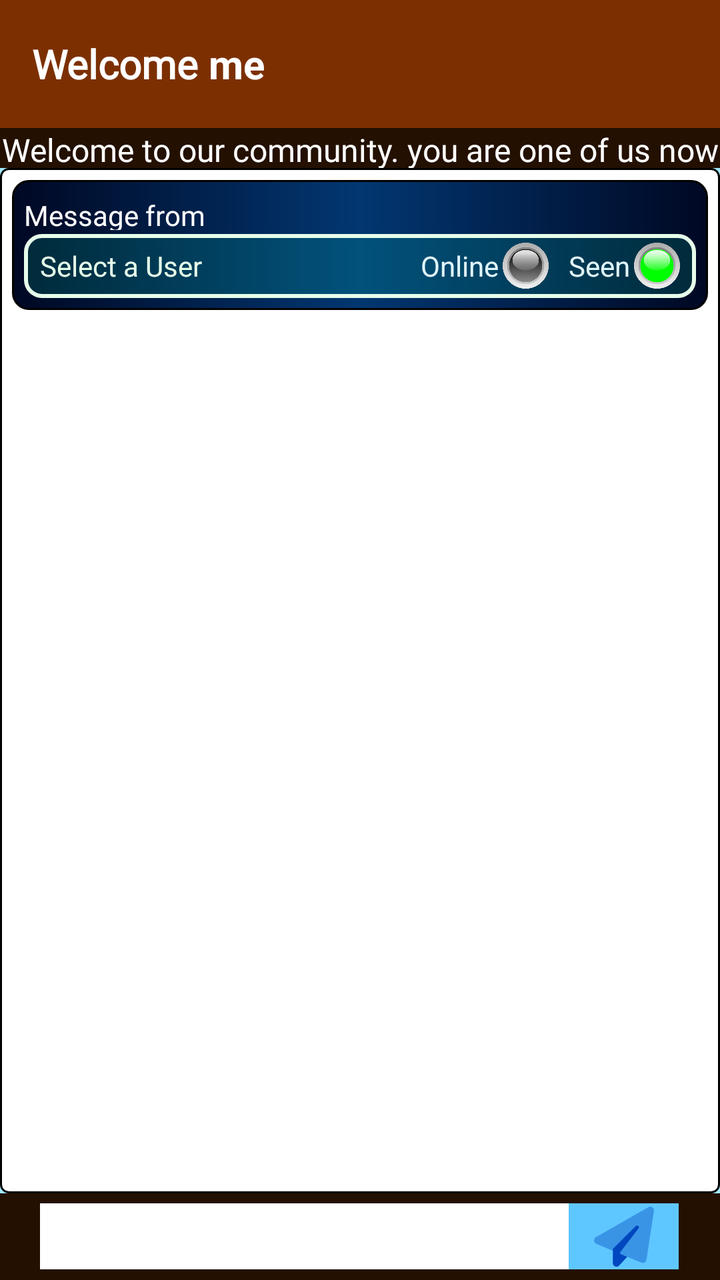
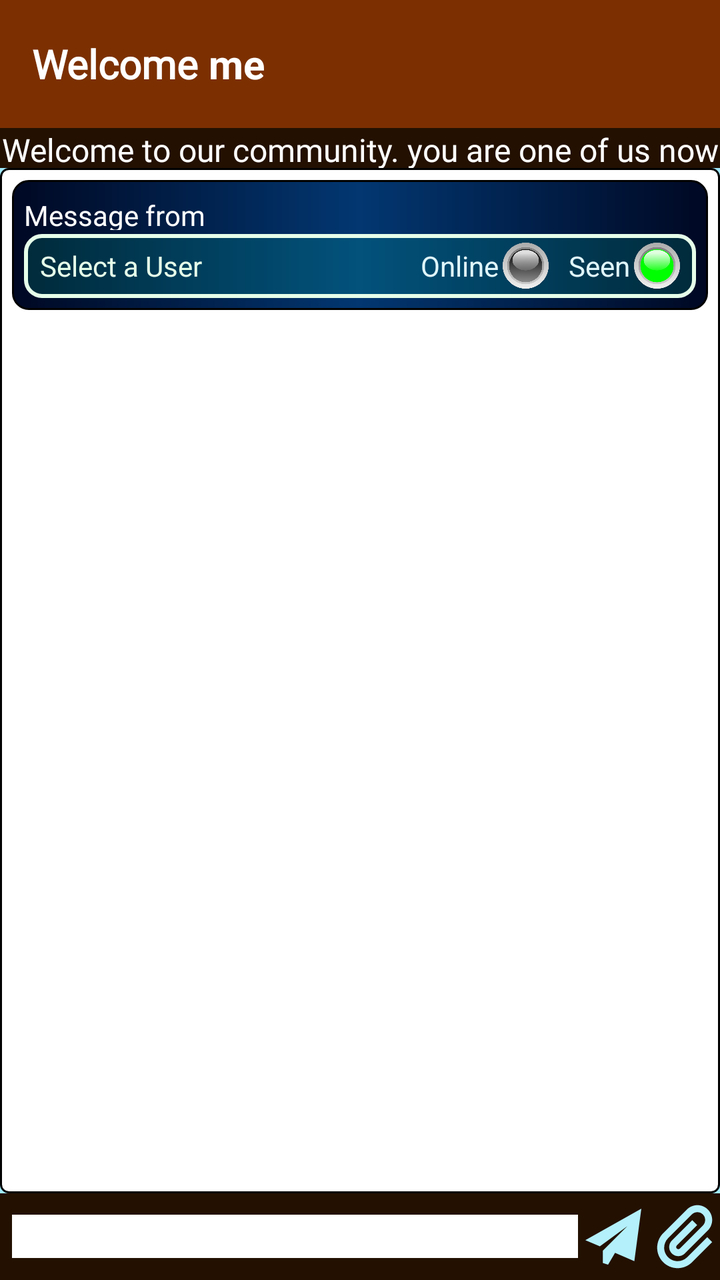

An Android layout rendered at two revisions. The XML below is the earlier revision; the diff shows what the commit changed to produce the second picture.
<!-- AndroidManifest.xml: application theme Theme.EAndroid -->
<!-- res/layout/activity_main.xml -->
<?xml version="1.0" encoding="utf-8"?>
<LinearLayout xmlns:android="http://schemas.android.com/apk/res/android"
    xmlns:app="http://schemas.android.com/apk/res-auto"
    xmlns:tools="http://schemas.android.com/tools"
    android:layout_width="match_parent"
    android:layout_height="match_parent"
    android:background="#A1EAFD"
    android:gravity="center"
    android:orientation="vertical"
    android:id="@+id/rooteroot"
    >


    <LinearLayout
        android:id="@+id/please_wait_for_login_id"
        android:layout_width="match_parent"
        android:layout_height="match_parent"
        android:background="@color/dark_bg3"
        android:gravity="center_horizontal|top"
        android:orientation="vertical"
        android:visibility="gone">

        <ImageView
            android:id="@+id/imageView3"
            android:layout_width="match_parent"
            android:layout_height="wrap_content"
            android:layout_marginTop="50dp"
            android:src="@drawable/d4"
            app:srcCompat="@drawable/d4" />

        <LinearLayout
            android:layout_width="wrap_content"
            android:layout_height="wrap_content"
            android:gravity="center"
            android:orientation="horizontal">

            <ImageView
                android:id="@+id/imageView2"
                android:layout_width="40dp"
                android:layout_height="70dp"
                android:src="@drawable/address_card_20"
                app:srcCompat="@drawable/address_card_20" />

            <TextView
                android:id="@+id/textView11"
                style="@style/Vazir"
                android:layout_width="wrap_content"
                android:layout_height="wrap_content"
                android:layout_marginLeft="6dp"
                android:layout_weight="1"
                android:text="@string/lng_login_txt11"
                android:textColor="@color/light_text2"
                android:textSize="24sp" />
        </LinearLayout>

        <TextView
            android:id="@+id/username_please_wait_login"
            style="@style/Vazir"
            android:layout_width="match_parent"
            android:layout_height="wrap_content"
            android:layout_marginTop="25dp"
            android:text="TextView"
            android:textAlignment="center"
            android:textColor="@color/white"
            android:textSize="27dp"
            android:textStyle="bold" />

        <ImageView
            android:id="@+id/imageView4"
            android:layout_width="match_parent"
            android:layout_height="45dp"
            android:layout_marginTop="15dp"
            android:src="@drawable/hourglass_clock"
            app:srcCompat="@drawable/hourglass_clock" />

    </LinearLayout>

    <androidx.appcompat.widget.Toolbar
        android:id="@+id/toolbar"
        android:layout_width="match_parent"
        android:layout_height="wrap_content"
        android:background="@color/toolicolor"
        android:gravity="left|center_vertical"
        android:minHeight="?attr/actionBarSize"
        app:theme="@style/ToolbarTheme"
        app:titleTextColor="#FFFFFF">

        <TextView
            android:id="@+id/toolbarTextView3"
            style="@style/Yekan"
            android:layout_width="wrap_content"
            android:layout_height="wrap_content"
            android:ellipsize="end"
            android:gravity="left|center_vertical"
            android:maxLines="1"
            android:text="@string/lng_tophead"
            android:textAppearance="@android:style/TextAppearance.WindowTitle"
            android:textSize="20sp"
            android:visibility="visible" />

        <Space
            android:layout_width="5dp"
            android:layout_height="match_parent" />

        <TextView
            android:id="@+id/toolbarTextView"
            android:layout_width="wrap_content"
            android:layout_height="wrap_content"
            android:layout_gravity="left"
            android:ellipsize="end"
            android:gravity="left|center_vertical"
            android:maxLines="1"
            android:text="me"
            android:textAppearance="@android:style/TextAppearance.WindowTitle"
            android:textSize="20sp"
            android:visibility="visible" />
    </androidx.appcompat.widget.Toolbar>

    <androidx.fragment.app.FragmentContainerView
        android:id="@+id/fragmentContainerView"
        android:layout_width="match_parent"
        android:layout_height="match_parent"
        android:visibility="gone" />

    <LinearLayout
        android:id="@+id/dialogPage"
        android:layout_width="match_parent"
        android:layout_height="match_parent"
        android:alpha="1"
        android:background="#FFEBEB"
        android:backgroundTint="#FDF7DB"
        android:backgroundTintMode="multiply"
        android:orientation="horizontal"
        android:visibility="gone">

        <Space
            android:layout_width="80dp"
            android:layout_height="match_parent"
            android:layout_weight="1" />

        <LinearLayout
            android:layout_width="match_parent"
            android:layout_height="match_parent"
            android:layout_weight="1"
            android:orientation="vertical">

            <Space
                android:layout_width="match_parent"
                android:layout_height="112dp" />

            <TextView
                android:id="@+id/vtxtDialogMsg"
                android:layout_width="match_parent"
                android:layout_height="wrap_content"
                android:textSize="20sp"
                android:textStyle="bold" />

            <Space
                android:layout_width="match_parent"
                android:layout_height="37dp" />

            <Button
                android:id="@+id/dialogOK"
                android:layout_width="match_parent"
                android:layout_height="wrap_content"
                android:text="OK" />

            <Space
                android:layout_width="match_parent"
                android:layout_height="50dp" />

            <TextView
                android:id="@+id/textView2"
                android:layout_width="match_parent"
                android:layout_height="wrap_content"
                android:text="@string/lng_copyright"
                android:textAlignment="center"
                android:textSize="12sp" />

            <Space
                android:layout_width="match_parent"
                android:layout_height="15dp" />

            <TextView
                android:id="@+id/ourartaglink"
                android:layout_width="match_parent"
                android:layout_height="wrap_content"
                android:autoLink="web"
                android:text="https://www.ourartag.com"
                android:textAlignment="center"
                android:textSize="12sp" />

        </LinearLayout>

        <Space
            android:layout_width="80dp"
            android:layout_height="match_parent"
            android:layout_weight="1" />
    </LinearLayout>

    <LinearLayout
        android:layout_width="match_parent"
        android:layout_height="match_parent"
        android:orientation="vertical">

        <TextView
            android:id="@+id/mainAppStatus"
            style="@style/Vazir"
            android:layout_width="match_parent"
            android:layout_height="0dp"
            android:layout_weight="3.5"
            android:background="@color/header_footer_bg"
            android:text="@string/lng_mainStatus"
            android:textAlignment="center"
            android:textColor="@color/white"
            android:textSize="16sp" />


        <LinearLayout
            android:id="@+id/radif1"
            android:layout_width="match_parent"
            android:layout_height="0dp"
            android:layout_weight="89"
            android:orientation="horizontal">

            <LinearLayout
                android:layout_width="match_parent"
                android:layout_height="match_parent"
                android:background="@drawable/my_custom_background"
                android:gravity="start|top"
                android:orientation="vertical"
                android:paddingLeft="6dp"
                android:paddingTop="6dp"
                android:paddingRight="6dp"
                android:paddingBottom="6dp">

                <LinearLayout
                    android:id="@+id/panelbala_id"
                    android:layout_width="match_parent"
                    android:layout_height="0dp"
                    android:layout_weight="13"
                    android:background="@drawable/my_bg_1"
                    android:orientation="vertical"
                    android:paddingLeft="6dp"
                    android:paddingTop="6dp"
                    android:paddingRight="6dp"
                    android:paddingBottom="6dp">

                    <LinearLayout
                        android:layout_width="match_parent"
                        android:layout_height="0dp"
                        android:layout_weight="40"
                        android:orientation="horizontal">

                        <TextView
                            android:id="@+id/textView4"
                            style="@style/Yekan"
                            android:layout_width="0dp"
                            android:layout_height="match_parent"
                            android:layout_weight="40"
                            android:paddingVertical="2dp"
                            android:text="@string/lng_serverlabel"
                            android:textColor="@color/white" />

                        <TextView
                            android:id="@+id/txtResponotif"
                            android:layout_width="0dp"
                            android:layout_height="match_parent"
                            android:layout_weight="60"
                            android:minLines="2"
                            android:paddingHorizontal="6dp"
                            android:paddingVertical="2dp"
                            android:textColor="@color/light_text1"
                            android:textSize="16sp"
                            android:textStyle="bold" />
                    </LinearLayout>

                    <LinearLayout
                        android:layout_width="match_parent"
                        android:layout_height="0dp"
                        android:layout_weight="60"
                        android:background="@drawable/my_bg_2"
                        android:gravity="center"
                        android:orientation="horizontal">


                        <TextView
                            android:id="@+id/nameAnySelectUser_id"
                            style="@style/Vazir"
                            android:layout_width="wrap_content"
                            android:layout_height="wrap_content"
                            android:layout_marginHorizontal="8dp"
                            android:layout_weight="1"
                            android:text="@string/lng_selectusr"
                            android:textColor="@color/light_text1" />

                        <TextView
                            android:id="@+id/online_txtid"
                            android:layout_width="wrap_content"
                            android:layout_height="wrap_content"
                            android:layout_marginHorizontal="2dp"
                            android:layout_weight="0"
                            android:text="@string/lng_online"
                            android:textColor="@color/light_bg2" />

                        <ImageView
                            android:id="@+id/online_imgid"
                            android:layout_width="23dp"
                            android:layout_height="23dp"
                            android:layout_marginRight="8dp"
                            android:src="@drawable/ledoff" />

                        <TextView
                            android:id="@+id/seen_txtid"
                            android:layout_width="wrap_content"
                            android:layout_height="wrap_content"
                            android:layout_marginHorizontal="2dp"
                            android:text="@string/lng_seen"
                            android:textColor="@color/light_bg2" />

                        <ImageView
                            android:id="@+id/seen_imgid"
                            android:layout_width="23dp"
                            android:layout_height="23dp"
                            android:layout_marginRight="8dp"
                            android:src="@drawable/ledg" />

                    </LinearLayout>

                </LinearLayout>

                <LinearLayout
                    android:layout_width="match_parent"
                    android:layout_height="0dp"
                    android:layout_weight="87"
                    android:orientation="vertical">

                    <ListView
                        android:id="@+id/main_list"
                        android:layout_width="match_parent"
                        android:layout_height="match_parent"
                        android:stackFromBottom="true"
                        android:transcriptMode="alwaysScroll"/>
                </LinearLayout>
            </LinearLayout>

        </LinearLayout>

        <LinearLayout
            android:id="@+id/radif2"
            android:layout_width="match_parent"
            android:layout_height="0dp"
            android:layout_weight="7.5"
            android:background="@color/header_footer_bg"
            android:gravity="center"
            android:orientation="horizontal">

            <Space
                android:layout_width="wrap_content"
                android:layout_height="match_parent"
                android:layout_weight="0.1" />

            <EditText
                android:id="@+id/txtChatToSend"
                style="@style/Vazir"
                android:layout_width="wrap_content"
                android:layout_height="33dp"
                android:layout_weight="0.5"
                android:background="#FFFFFF"
                android:ems="10"
                android:inputType="text"
                android:minHeight="25dp"
                android:textSize="14sp"
                tools:ignore="TouchTargetSizeCheck" />

            <ImageButton
                android:id="@+id/sendBtn"
                android:layout_width="35dp"
                android:layout_height="33dp"
                android:layout_weight="0.1"
                android:background="#5FC7FF"
                android:src="@drawable/paper_plane_30"
                app:tint="#0047BF" />

            <Space
                android:layout_width="wrap_content"
                android:layout_height="match_parent"
                android:layout_weight="0.1" />
        </LinearLayout>

    </LinearLayout>

</LinearLayout>
<!-- resources referenced by this layout -->
<resources>
  <color name="dark_bg3">#000823</color>
  <color name="header_footer_bg">#231001</color>
  <color name="light_bg2">#E0F6FB</color>
  <color name="light_text1">#E6FFEA</color>
  <color name="light_text2">#FDEFEF</color>
  <color name="toolicolor">#7C3002</color>
  <color name="white">#FFFFFFFF</color>
  <!-- drawable my_bg_2 (drawable) -->
  <shape xmlns:android="http://schemas.android.com/apk/res/android"
      android:shape="rectangle">
      <corners android:radius="8dp"/>
      <solid android:color="#2200FFC4" />
      <stroke
          android:width="2dp"
          android:color="@color/light_text1"/>
  
  
  
  </shape>
  <!-- drawable my_custom_background (drawable) -->
  <shape xmlns:android="http://schemas.android.com/apk/res/android"
      android:shape="rectangle">
      <corners
          android:radius="4dp"
          android:topRightRadius="4dp"
          android:bottomRightRadius="4dp"
          android:bottomLeftRadius="4dp" />
      <solid android:color="#ffffff" />
      <stroke
          android:width="1dp"
          android:color="@android:color/black"/>
  </shape>
  <!-- drawable paper_plane_30 (drawable) -->
  <vector android:height="30dp" android:viewportHeight="512"
      android:viewportWidth="512" android:width="30dp" xmlns:android="http://schemas.android.com/apk/res/android">
      <path android:fillAlpha="0.4" android:fillColor="#FF000000"
          android:pathData="M498.1,5.6c10.1,7 15.4,19.1 13.5,31.2l-64,416c-1.5,9.7 -7.4,18.2 -16,23s-18.9,5.4 -28,1.6L224,402.7V389.4L380.7,185.8c5.2,-6.7 4.2,-16.4 -2.3,-21.9s-16.1,-5.1 -22,1.1L178.8,350.6l-14.1,14.1c-3,3 -4.7,7.1 -4.7,11.3l-28.3,-11.8 -112,-46.7C8.4,312.8 0.8,302.2 0.1,290s5.5,-23.7 16.1,-29.8l448,-256c10.7,-6.1 23.9,-5.5 34,1.4z" android:strokeAlpha="0.4"/>
      <path android:fillColor="#FF000000" android:pathData="M380.7,185.8c5.1,-6.7 4.2,-16.2 -2.1,-21.8s-15.9,-5.3 -21.9,0.7l-179,179 -13,13c-3,3 -4.7,7.1 -4.7,11.3v8,56 48c0,13.2 8.1,25 20.3,29.8s26.2,1.6 35.2,-8.1L284,427.7l-60,-25V389.4L380.7,185.8z"/>
  </vector>
  <string name="lng_copyright">OurArtAG copyright ©2023-2027 for OFAC users only</string>
  <string name="lng_login_txt11">Please wait for login ...</string>
  <string name="lng_mainStatus">Welcome to our community. you are one of us now</string>
  <string name="lng_online">Online</string>
  <string name="lng_seen">Seen</string>
  <string name="lng_selectusr">Select a User</string>
  <string name="lng_serverlabel">Message from server:</string>
  <string name="lng_tophead">Welcome</string>
  <style name="ToolbarTheme" parent="@style/ThemeOverlay.AppCompat.ActionBar">
          
          <item name="colorControlNormal">@color/white</item>
      </style>
  <style name="Vazir" parent="Theme.AppCompat.Light.NoActionBar">
          <item name="android:fontFamily">@font/vazir</item>
          <item name="fontFamily">@font/vazir</item> 
      </style>
  <style name="Yekan" parent="Theme.AppCompat.Light.NoActionBar">
          <item name="android:fontFamily">@font/yekan</item>
          <item name="fontFamily">@font/yekan</item> 
      </style>
  <style name="Theme.EAndroid" parent="Base.Theme.EAndroid" />
  <color name="dark_bg2">#023771</color>
  <style name="Base.Theme.EAndroid" parent="Theme.Material3.DayNight.NoActionBar">
          
          
      </style>
  <!-- unchanged entries left out for length: 6 -->
</resources>

<!-- the commit's change to res/layout/activity_main.xml (unified diff, before → after) -->
@@ -10,6 +10,13 @@
     android:id="@+id/rooteroot"
     >
 
+
+    <ImageView
+        android:id="@+id/tumbnail_id"
+        android:layout_width="match_parent"
+        android:layout_height="wrap_content"
+        android:src="@drawable/ee"
+        android:visibility="gone" />
 
     <LinearLayout
         android:id="@+id/please_wait_for_login_id"
@@ -355,37 +362,40 @@
             android:gravity="center"
             android:orientation="horizontal">
 
-            <Space
-                android:layout_width="wrap_content"
-                android:layout_height="match_parent"
-                android:layout_weight="0.1" />
+
 
             <EditText
                 android:id="@+id/txtChatToSend"
                 style="@style/Vazir"
-                android:layout_width="wrap_content"
-                android:layout_height="33dp"
-                android:layout_weight="0.5"
+                android:layout_width="0dp"
+                android:layout_height="wrap_content"
+                android:layout_weight="80"
                 android:background="#FFFFFF"
-                android:ems="10"
+                android:layout_marginLeft="6dp"
+                android:layout_marginTop="6dp"
+                android:layout_marginBottom="6dp"
                 android:inputType="text"
-                android:minHeight="25dp"
-                android:textSize="14sp"
+
+                android:textSize="16dp"
                 tools:ignore="TouchTargetSizeCheck" />
 
             <ImageButton
                 android:id="@+id/sendBtn"
-                android:layout_width="35dp"
-                android:layout_height="33dp"
-                android:layout_weight="0.1"
-                android:background="#5FC7FF"
-                android:src="@drawable/paper_plane_30"
-                app:tint="#0047BF" />
-
-            <Space
-                android:layout_width="wrap_content"
-                android:layout_height="match_parent"
-                android:layout_weight="0.1" />
+                android:layout_width="0dp"
+                android:layout_height="wrap_content"
+                android:layout_weight="10"
+                android:background="@color/header_footer_bg"
+                android:src="@drawable/paper_plane_28"
+                app:tint="@color/light_bg1" />
+            <ImageButton
+                android:id="@+id/sendImageBtn_id"
+                android:layout_width="0dp"
+                android:layout_height="wrap_content"
+                android:layout_weight="10"
+                android:background="@color/header_footer_bg"
+                android:src="@drawable/paperclip_28"
+                app:tint="@color/light_bg1" />
+
         </LinearLayout>
 
     </LinearLayout>
<!-- resource entries referenced after the edit -->
@@ -2,11 +2,13 @@
 <resources>
   <color name="dark_bg3">#000823</color>
   <color name="header_footer_bg">#231001</color>
+  <color name="light_bg1">#B3F0FB</color>
   <color name="light_bg2">#E0F6FB</color>
   <color name="light_text1">#E6FFEA</color>
   <color name="light_text2">#FDEFEF</color>
   <color name="toolicolor">#7C3002</color>
   <color name="white">#FFFFFFFF</color>
+  <!-- drawable ee: png bitmap (drawable, 90028 bytes) -->
   <!-- drawable my_bg_2 (drawable) -->
   <shape xmlns:android="http://schemas.android.com/apk/res/android"
       android:shape="rectangle">
@@ -32,12 +34,15 @@
           android:width="1dp"
           android:color="@android:color/black"/>
   </shape>
-  <!-- drawable paper_plane_30 (drawable) -->
-  <vector android:height="30dp" android:viewportHeight="512"
-      android:viewportWidth="512" android:width="30dp" xmlns:android="http://schemas.android.com/apk/res/android">
-      <path android:fillAlpha="0.4" android:fillColor="#FF000000"
-          android:pathData="M498.1,5.6c10.1,7 15.4,19.1 13.5,31.2l-64,416c-1.5,9.7 -7.4,18.2 -16,23s-18.9,5.4 -28,1.6L224,402.7V389.4L380.7,185.8c5.2,-6.7 4.2,-16.4 -2.3,-21.9s-16.1,-5.1 -22,1.1L178.8,350.6l-14.1,14.1c-3,3 -4.7,7.1 -4.7,11.3l-28.3,-11.8 -112,-46.7C8.4,312.8 0.8,302.2 0.1,290s5.5,-23.7 16.1,-29.8l448,-256c10.7,-6.1 23.9,-5.5 34,1.4z" android:strokeAlpha="0.4"/>
-      <path android:fillColor="#FF000000" android:pathData="M380.7,185.8c5.1,-6.7 4.2,-16.2 -2.1,-21.8s-15.9,-5.3 -21.9,0.7l-179,179 -13,13c-3,3 -4.7,7.1 -4.7,11.3v8,56 48c0,13.2 8.1,25 20.3,29.8s26.2,1.6 35.2,-8.1L284,427.7l-60,-25V389.4L380.7,185.8z"/>
+  <!-- drawable paper_plane_28 (drawable) -->
+  <vector android:height="28dp" android:viewportHeight="512"
+      android:viewportWidth="512" android:width="28dp" xmlns:android="http://schemas.android.com/apk/res/android">
+      <path android:fillColor="#FF000000" android:pathData="M0,288L512,0 448,480 271.8,404.5 208,512l-48,-16V416,384L384,160 133,345 0,288z"/>
+  </vector>
+  <!-- drawable paperclip_28 (drawable) -->
+  <vector android:height="32dp" android:viewportHeight="512"
+      android:viewportWidth="448" android:width="28dp" xmlns:android="http://schemas.android.com/apk/res/android">
+      <path android:fillColor="#FF000000" android:pathData="M325.5,60c-16.6,0 -32.5,6.6 -44.2,18.3L91.6,268C71.4,288.2 60,315.7 60,344.2C60,403.8 108.2,452 167.8,452c28.6,0 56,-11.4 76.2,-31.6L404.2,260.2l39.6,39.6L283.6,460c-30.7,30.7 -72.4,48 -115.8,48C77.3,508 4,434.7 4,344.2c0,-43.4 17.3,-85.1 48,-115.8L241.7,38.7C263.9,16.5 294.1,4 325.5,4C390.9,4 444,57.1 444,122.5c0,31.4 -12.5,61.6 -34.7,83.8L225.1,390.5c-13.7,13.7 -32.4,21.5 -51.8,21.5c-40.5,0 -73.3,-32.8 -73.3,-73.3c0,-19.4 7.7,-38.1 21.5,-51.8L284.2,124.2l39.6,39.6L161.1,326.5c-3.2,3.2 -5.1,7.6 -5.1,12.2c0,9.5 7.7,17.3 17.3,17.3c4.6,0 9,-1.8 12.2,-5.1L369.7,166.7C381.4,155 388,139.1 388,122.5C388,88 360,60 325.5,60z"/>
   </vector>
   <string name="lng_copyright">OurArtAG copyright ©2023-2027 for OFAC users only</string>
   <string name="lng_login_txt11">Please wait for login ...</string>
